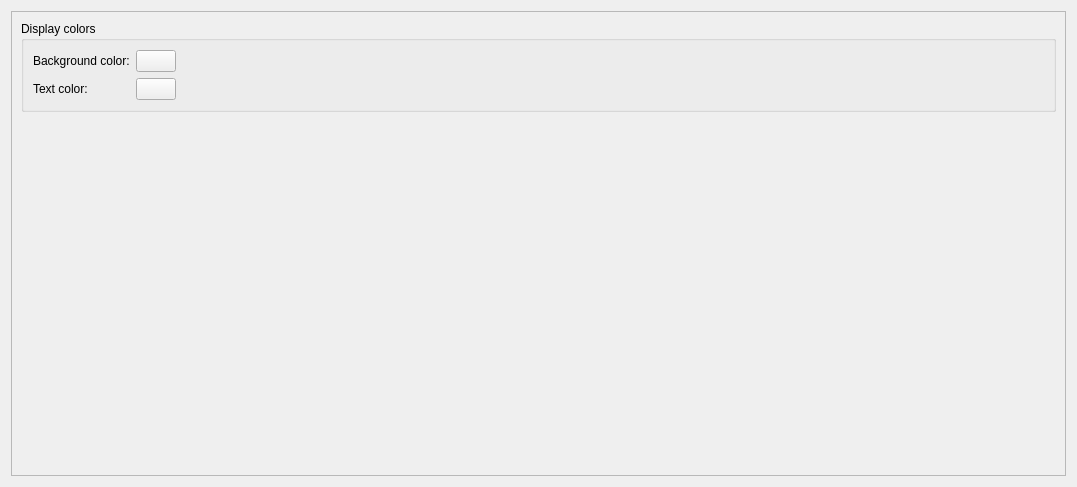
Above: src/widgets/colorsettings.ui from KDE/kronometer before the change. Below: the same form after it.
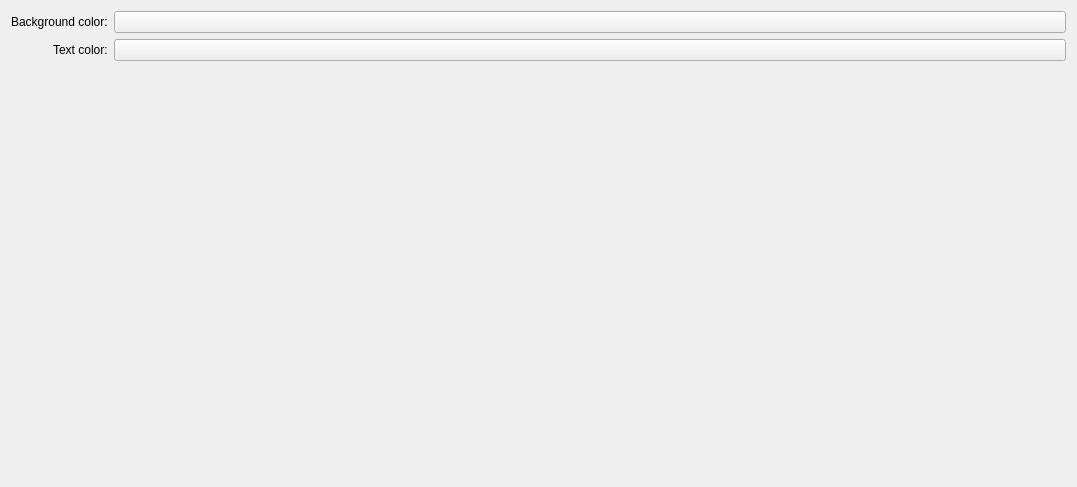
That is the form after the change. Custom widgets are drawn as their Qt base class.

Commit message:
Follow HIG guidelines in Settings dialog
This commit brings a cleanup of the Settings dialog widgets, in order to follow
some generic HIG guidelines (e.g. no Groupbox and no Scroll Area if not
necessary) and the Form Alignment guidelines.

FIXED-IN: 1.6.0

The edit to the form file:
```diff
--- a/src/widgets/colorsettings.ui
+++ b/src/widgets/colorsettings.ui
@@ -10,28 +10,10 @@
     <height>487</height>
    </rect>
   </property>
-  <layout class="QHBoxLayout" name="horizontalLayout_2">
-   <item>
-    <widget class="QScrollArea" name="scrollArea">
-     <property name="widgetResizable">
-      <bool>true</bool>
-     </property>
-     <widget class="QWidget" name="scrollAreaWidgetContents">
-      <property name="geometry">
-       <rect>
-        <x>0</x>
-        <y>0</y>
-        <width>1063</width>
-        <height>473</height>
-       </rect>
-      </property>
-      <layout class="QVBoxLayout" name="verticalLayout_4">
-       <item>
-        <widget class="QGroupBox" name="groupBox">
-         <property name="title">
-          <string>Display colors</string>
-         </property>
-         <layout class="QGridLayout" name="gridLayout">
+  <layout class="QFormLayout" name="formLayout">
+   <property name="labelAlignment">
+    <set>Qt::AlignRight|Qt::AlignTrailing|Qt::AlignVCenter</set>
+   </property>
           <item row="0" column="0">
            <widget class="QLabel" name="label">
             <property name="text">
@@ -58,39 +40,6 @@
             <property name="toolTip">
              <string>Text color of the stopwatch display(s) font(s)</string>
             </property>
-           </widget>
-          </item>
-          <item row="0" column="2">
-           <spacer name="horizontalSpacer">
-            <property name="orientation">
-             <enum>Qt::Horizontal</enum>
-            </property>
-            <property name="sizeHint" stdset="0">
-             <size>
-              <width>40</width>
-              <height>20</height>
-             </size>
-            </property>
-           </spacer>
-          </item>
-         </layout>
-        </widget>
-       </item>
-       <item>
-        <spacer name="verticalSpacer">
-         <property name="orientation">
-          <enum>Qt::Vertical</enum>
-         </property>
-         <property name="sizeHint" stdset="0">
-          <size>
-           <width>20</width>
-           <height>40</height>
-          </size>
-         </property>
-        </spacer>
-       </item>
-      </layout>
-     </widget>
     </widget>
    </item>
   </layout>
```
Lines whose indentation alone changed are shown as unchanged. The commit also changes 2 other files.
